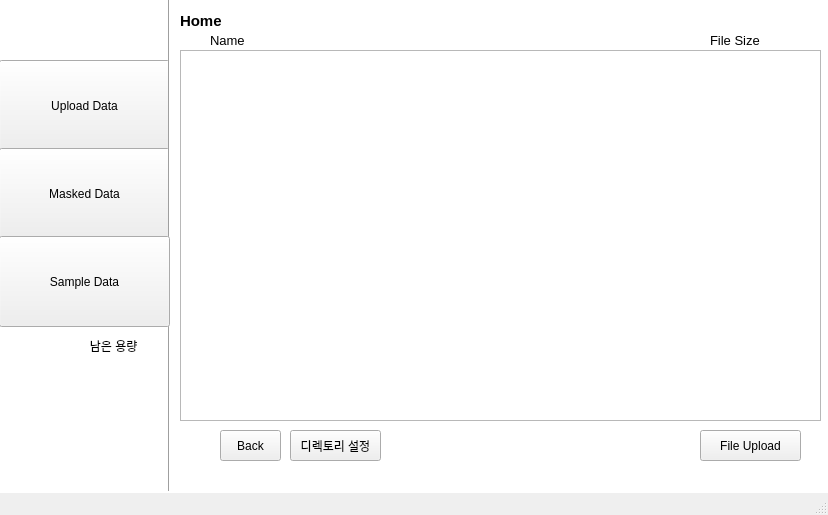
Above: app/gui/UI/ui_1.ui from CSID-DGU/2023-1-CECD3-Sugar-4 before the change. Below: the same form after it.
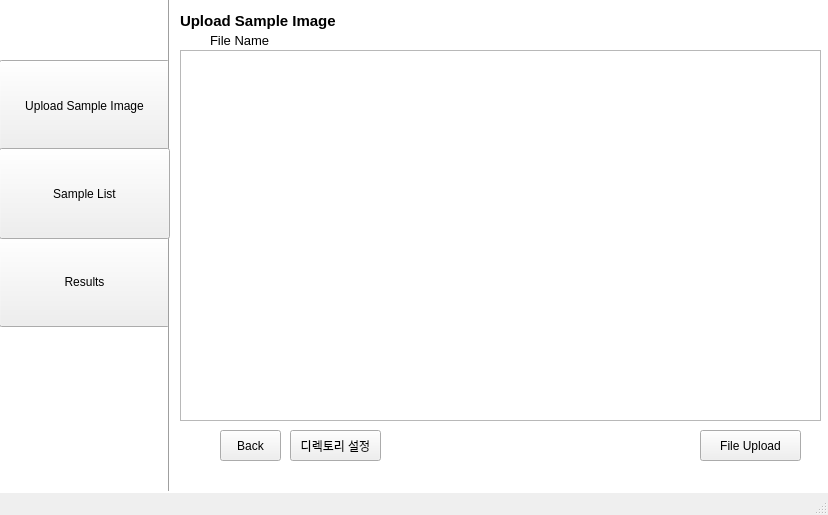
That is the form after the change.

The edit to the form file:
```diff
--- a/app/gui/UI/ui_1.ui
+++ b/app/gui/UI/ui_1.ui
@@ -46,20 +46,20 @@
      </rect>
     </property>
     <property name="text">
-     <string>Upload Data</string>
+     <string>Upload Sample Image</string>
     </property>
    </widget>
    <widget class="QPushButton" name="pushButton_2">
     <property name="geometry">
      <rect>
       <x>-1</x>
-      <y>148</y>
+      <y>236</y>
       <width>171</width>
       <height>91</height>
      </rect>
     </property>
     <property name="text">
-     <string>Masked Data</string>
+     <string>Results</string>
     </property>
    </widget>
    <widget class="Line" name="line">
@@ -83,7 +83,7 @@
      <rect>
       <x>180</x>
       <y>10</y>
-      <width>71</width>
+      <width>161</width>
       <height>21</height>
      </rect>
     </property>
@@ -94,7 +94,7 @@
      </font>
     </property>
     <property name="text">
-     <string>Home</string>
+     <string>Upload Sample Image</string>
     </property>
    </widget>
    <widget class="QPushButton" name="pushButton_3">
@@ -139,39 +139,7 @@
      </font>
     </property>
     <property name="text">
-     <string>Name</string>
-    </property>
-   </widget>
-   <widget class="QLabel" name="label_4">
-    <property name="geometry">
-     <rect>
-      <x>710</x>
-      <y>30</y>
-      <width>71</width>
-      <height>21</height>
-     </rect>
-    </property>
-    <property name="font">
-     <font>
-      <pointsize>10</pointsize>
-      <bold>false</bold>
-     </font>
-    </property>
-    <property name="text">
-     <string>File Size</string>
-    </property>
-   </widget>
-   <widget class="QLabel" name="label_5">
-    <property name="geometry">
-     <rect>
-      <x>0</x>
-      <y>320</y>
-      <width>171</width>
-      <height>51</height>
-     </rect>
-    </property>
-    <property name="text">
-     <string>                           남은 용량</string>
+     <string>File Name</string>
     </property>
    </widget>
    <widget class="QListView" name="listView">
@@ -201,13 +169,13 @@
     <property name="geometry">
      <rect>
       <x>-1</x>
-      <y>236</y>
+      <y>148</y>
       <width>171</width>
       <height>91</height>
      </rect>
     </property>
     <property name="text">
-     <string>Sample Data</string>
+     <string>Sample List</string>
     </property>
    </widget>
   </widget>
```
